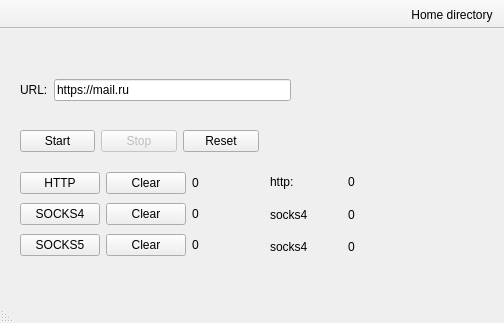
Above: app/ui/forms/main_window_form.ui from vladislav-larionov/ProxyChecker before the change. Below: the same form after it.
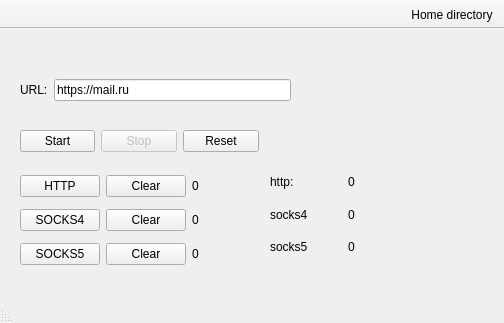
That is the form after the change. Icons and pictures are not drawn. Custom widgets are drawn as their Qt base class.

What changed in the file:
```diff
--- a/app/ui/forms/main_window_form.ui
+++ b/app/ui/forms/main_window_form.ui
@@ -130,7 +130,7 @@
      <item row="2" column="2">
       <widget class="QLabel" name="label_3">
        <property name="text">
-        <string>socks4</string>
+        <string>socks5</string>
        </property>
       </widget>
      </item>
@@ -142,7 +142,7 @@
       <x>20</x>
       <y>140</y>
       <width>191</width>
-      <height>91</height>
+      <height>102</height>
      </rect>
     </property>
     <layout class="QGridLayout" name="gridLayout">
@@ -196,19 +196,19 @@
       </widget>
      </item>
      <item row="1" column="0">
-      <widget class="QLabel" name="socks5_count">
-       <property name="text">
-        <string>0</string>
-       </property>
-      </widget>
-     </item>
-     <item row="2" column="0">
       <widget class="QLabel" name="socks4_count">
        <property name="text">
         <string>0</string>
        </property>
       </widget>
      </item>
+     <item row="2" column="0">
+      <widget class="QLabel" name="socks5_count">
+       <property name="text">
+        <string>0</string>
+       </property>
+      </widget>
+     </item>
     </layout>
    </widget>
   </widget>
```
Left out of the diff: 34 changed lines with no effect on the pictures.
